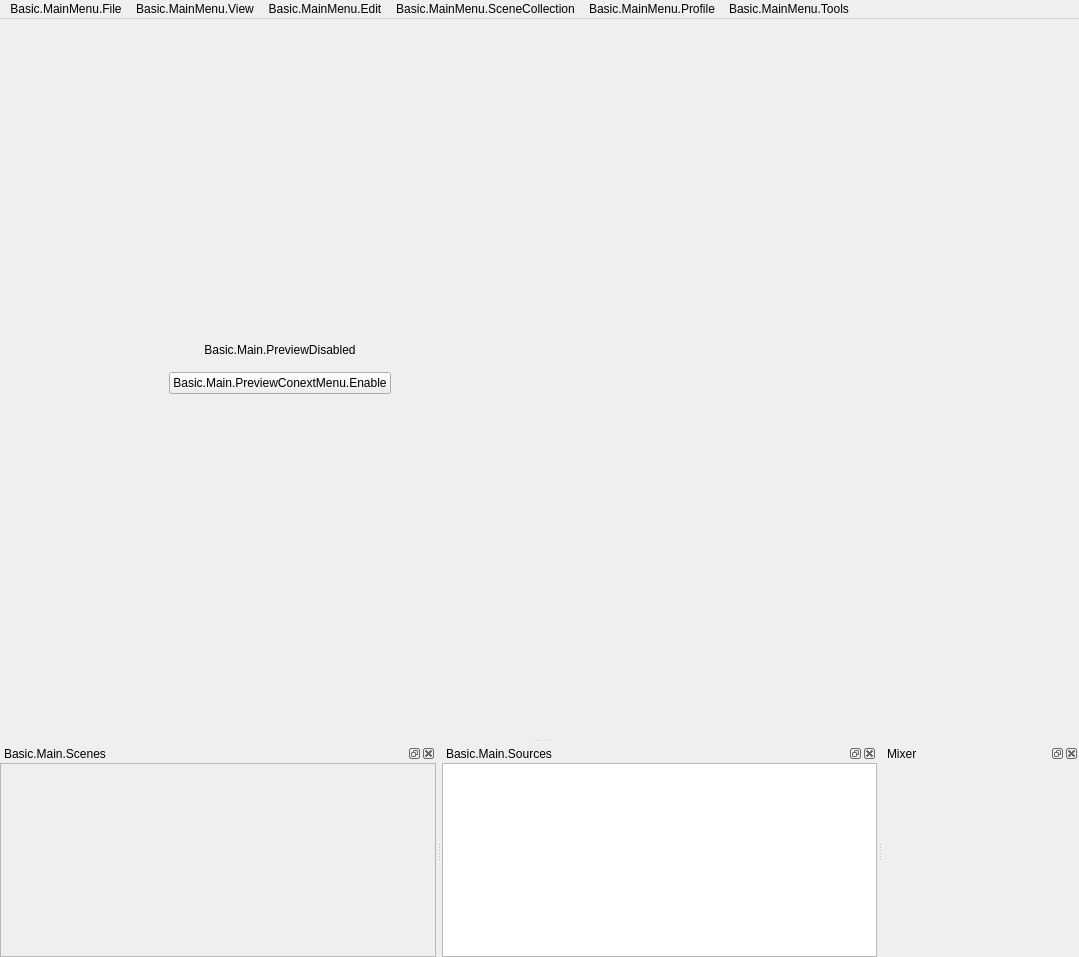
Above: src/prism/main/forms/PLSBasic.ui from naver/prism-live-studio before the change. Below: the same form after it.
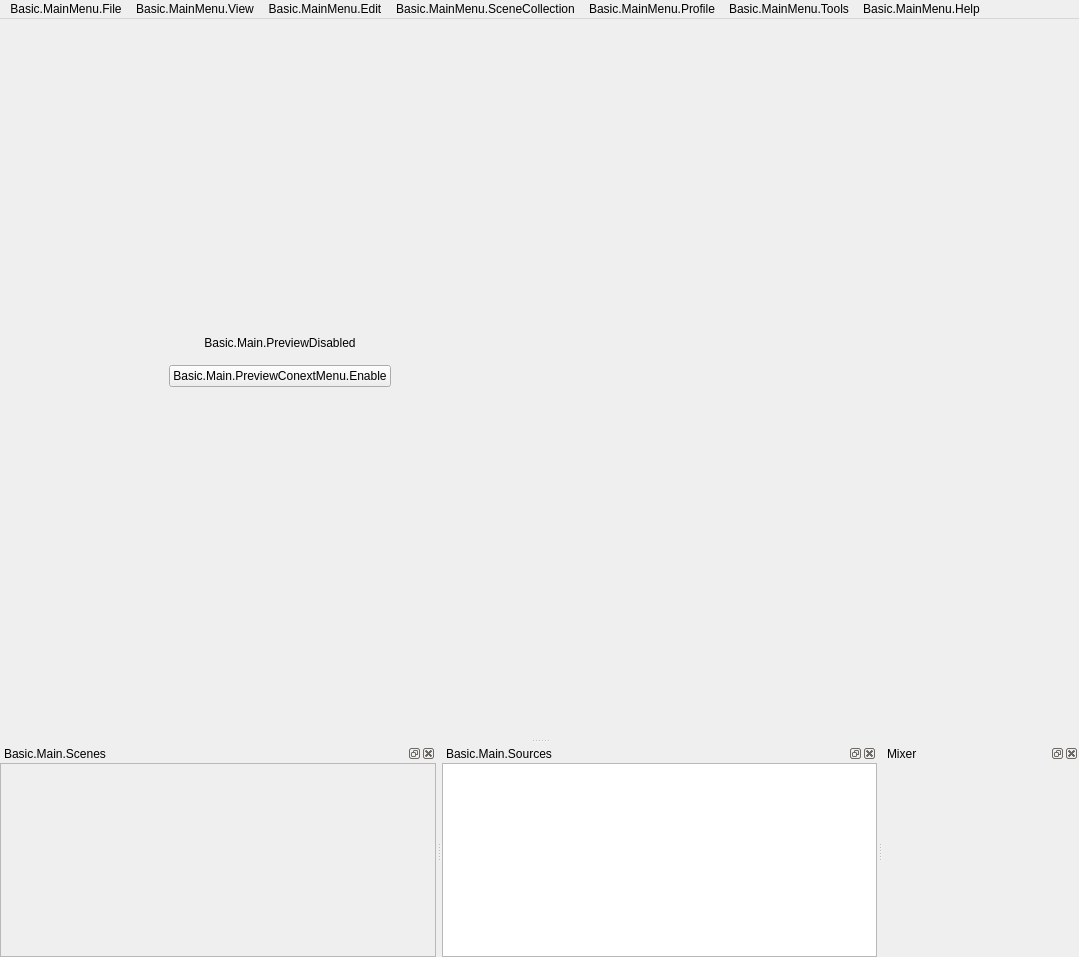
That is the form after the change. Icons and pictures are not drawn. Custom widgets are drawn as their Qt base class.

What changed in the file:
```diff
--- a/src/prism/main/forms/PLSBasic.ui
+++ b/src/prism/main/forms/PLSBasic.ui
@@ -51,7 +51,7 @@
      <number>20</number>
     </property>
     <property name="bottomMargin">
-     <number>20</number>
+     <number>35</number>
     </property>
     <item>
      <layout class="QHBoxLayout" name="horizontalLayout_2">
@@ -273,7 +273,7 @@
      <x>0</x>
      <y>0</y>
      <width>1079</width>
-     <height>23</height>
+     <height>22</height>
     </rect>
    </property>
    <widget class="PLSMenu" name="menuFile">
@@ -287,6 +287,15 @@
     <addaction name="separator"/>
     <addaction name="actionExit"/>
    </widget>
+   <widget class="PLSMenu" name="menuHelp">
+    <property name="title">
+     <string>Basic.MainMenu.Help</string>
+    </property>
+    <addaction name="actionPrismWebsite"/>
+    <addaction name="actionPrismFAQ"/>
+    <addaction name="separator"/>
+    <addaction name="actionObsFAQPortal"/>
+   </widget>
    <widget class="PLSMenu" name="menuEdit">
     <property name="title">
      <string>Basic.MainMenu.Edit</string>
@@ -425,6 +434,7 @@
    <addaction name="sceneCollectionMenu"/>
    <addaction name="profileMenu"/>
    <addaction name="menuTools"/>
+   <addaction name="menuHelp"/>
   </widget>
   <widget class="PLSDock" name="scenesDock">
    <property name="features">
```
Left out of the diff: 10 changed lines with no effect on the pictures.
